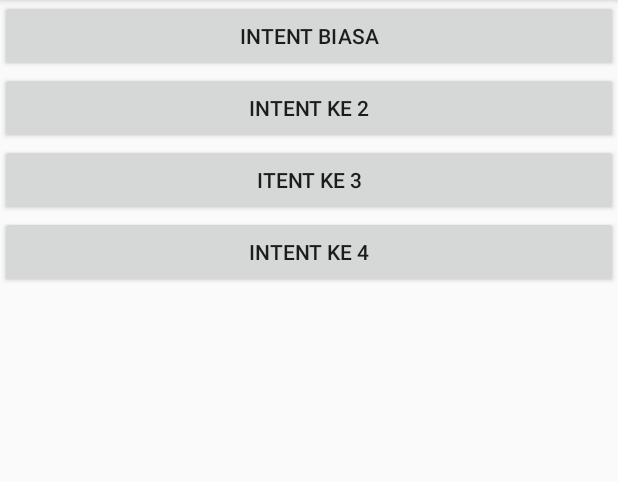
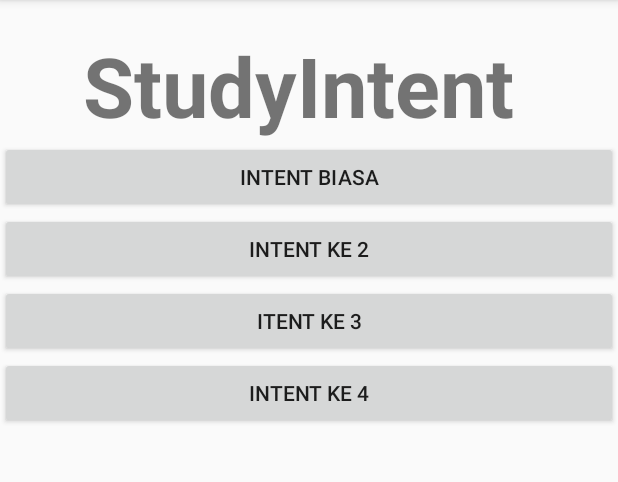
Before and after one commit to Haritsdev0981/Belajar_Inten, an Android app: the screen it shows after launch (MainActivity), on a phone screen of 412 x 824 dp, the part 84-566 px from its top. Run offline under Robolectric (Android 15) with nearby library versions, the phone set to English and light mode, and no system bars.

Commit message:
Update activity_main.xml

```diff
--- a/app/src/main/res/layout/activity_main.xml
+++ b/app/src/main/res/layout/activity_main.xml
@@ -6,6 +6,16 @@
     android:layout_height="match_parent"
     android:orientation="vertical"
     tools:context=".MainActivity">
+
+     <TextView
+        android:gravity="center"
+        android:layout_width="wrap_content"
+        android:layout_height="wrap_content"
+        android:layout_marginTop="20dp"
+        android:layout_marginLeft="55dp"
+        android:textStyle="bold"
+        android:textSize="55dp"
+        android:text="StudyIntent"/>
 
     <Button
         android:id="@+id/btn_intenbiasa"
```
